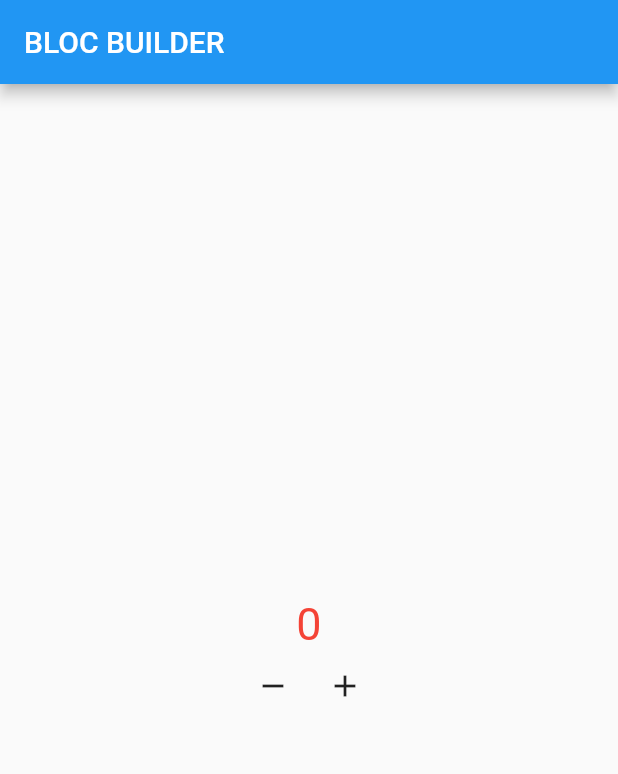
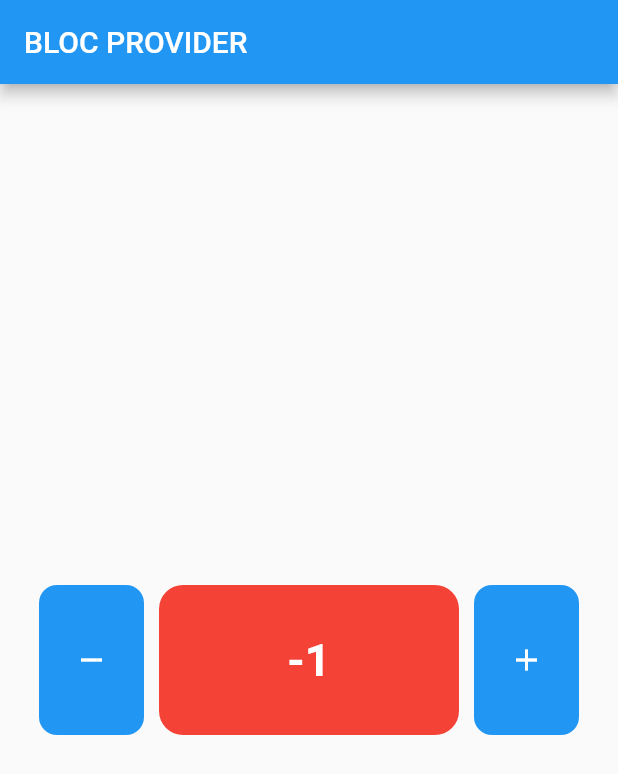
Before and after one commit to magerngulik/belajar_bloc, a Flutter app: the screen it shows after launch, after a tap on the "remove" icon, on a phone screen of 412 x 824 dp. Shown: the top 774 px of the screen. Run offline on Flutter 3.47's test engine with Material 2 defaults, Android fonts, the phone set to English and light mode, and no system bars; our stand-ins replace bloc, flutter_bloc.

Commit message:
bloc provider yang mempunyai fungsi depedency injection

```diff
--- a/lib/main.dart
+++ b/lib/main.dart
@@ -1,4 +1,6 @@
+import 'package:counter_apk_bloc/bloc/counter.dart';
 import 'package:flutter/material.dart';
+import 'package:flutter_bloc/flutter_bloc.dart';
 import 'page/home.dart';
 
 void main(List<String> args) {
@@ -10,8 +12,11 @@ class MyApp extends StatelessWidget {
 
   @override
   Widget build(BuildContext context) {
-    return const MaterialApp(
-      home: HomePage(),
+    return BlocProvider(
+      create: (context) => Counter(),
+      child: MaterialApp(
+        home: HomePage(),
+      ),
     );
   }
 }
--- a/lib/page/home.dart
+++ b/lib/page/home.dart
@@ -3,101 +3,95 @@ import 'package:flutter/material.dart';
 import 'package:flutter_bloc/flutter_bloc.dart';
 
 class HomePage extends StatelessWidget {
-  const HomePage({super.key});
-
   @override
   Widget build(BuildContext context) {
-    Counter myCounter = Counter();
+    Counter myCounter = BlocProvider.of<Counter>(context);
+
     return Scaffold(
       appBar: AppBar(
-        title: const Text("BLOC BUILDER"),
+        title: const Text("BLOC PROVIDER"),
         actions: const [],
       ),
       body: Column(
         crossAxisAlignment: CrossAxisAlignment.center,
         mainAxisAlignment: MainAxisAlignment.center,
         children: [
-          // BlocListener<Counter, int>(
-          //   bloc: myCounter,
-          //   listenWhen: (previous, current) {
-          //     if (current > 10) {
-          //       return true;
-          //     } else {
-          //       return false;
-          //     }
-          //   },
-          //   listener: (ctx, state) {
-          //     ScaffoldMessenger.of(ctx).showSnackBar(const SnackBar(
-          //         duration: Duration(seconds: 1),
-          //         content: Text('Data sudah melebihi kapasitas!')));
-          //   },
-          //   child: BlocBuilder<Counter, int>(
-          //     bloc: myCounter,
-          //     buildWhen: (previous, current) {
-          //       return true;
-          //     },
-          //     builder: (context, state) {
-          //       return Text(
-          //         "$state",
-          //         style: const TextStyle(
-          //           fontSize: 30.0,
-          //           color: Colors.red,
-          //         ),
-          //       );
-          //     },
-          //   ),
-          // ),
-          BlocConsumer<Counter, int>(
-            bloc: myCounter,
-            listenWhen: (previous, current) {
-              return false;
-            },
-            listener: (context, state) {
-              ScaffoldMessenger.of(context).showSnackBar(const SnackBar(
-                content: Text(
-                  "Kondisi terpenuhi",
-                  style: TextStyle(
-                    fontSize: 20.0,
+          Row(
+            mainAxisAlignment: MainAxisAlignment.center,
+            children: [
+              Material(
+                color: Colors.blue,
+                borderRadius: const BorderRadius.all(
+                  Radius.circular(12.0),
+                ),
+                child: InkWell(
+                  onTap: () => myCounter.kurangData(),
+                  child: const SizedBox(
+                    height: 100,
+                    width: 70,
+                    child: Center(
+                      child: Icon(
+                        Icons.remove,
+                        size: 24.0,
+                        color: Colors.white,
                       ),
                     ),
-              ));
-            },
-            buildWhen: (previous, current) {
-              if (current > 0) {
-                return true;
-              } else {
-                return false;
-              }
-            },
+                  ),
+                ),
+              ),
+              const SizedBox(
+                width: 10.0,
+              ),
+              Container(
+                height: 100.0,
+                width: 200,
+                decoration: const BoxDecoration(
+                  color: Colors.red,
+                  borderRadius: BorderRadius.all(
+                    Radius.circular(
+                      16.0,
+                    ),
+                  ),
+                ),
+                child: Center(
+                  child: BlocBuilder<Counter, int>(
+                    bloc: myCounter,
                     builder: (context, state) {
                       return Text(
                         "$state",
                         style: const TextStyle(
                           fontSize: 30.0,
-                  color: Colors.red,
+                          color: Colors.white,
+                          fontWeight: FontWeight.bold,
                         ),
                       );
                     },
                   ),
-          Row(
-            mainAxisAlignment: MainAxisAlignment.center,
-            children: [
-              IconButton(
-                onPressed: () {
-                  myCounter.kurangData();
-                },
-                icon: const Icon(
-                  Icons.remove,
-                  size: 24.0,
                 ),
               ),
-              IconButton(
-                onPressed: () => myCounter.tambahData(),
-                icon: const Icon(
+              const SizedBox(
+                width: 10.0,
+              ),
+              Material(
+                color: Colors.blue,
+                borderRadius: const BorderRadius.all(
+                  Radius.circular(12.0),
+                ),
+                child: InkWell(
+                  onTap: () => myCounter.tambahData(),
+                  child: const SizedBox(
+                    height: 100,
+                    width: 70,
+                    child: Center(
+                      child: Icon(
                         Icons.add,
                         size: 24.0,
+                        color: Colors.white,
                       ),
                     ),
+                  ),
+                ),
+              )
             ],
           ),
         ],
```
Lines whose indentation alone changed are shown as unchanged.
